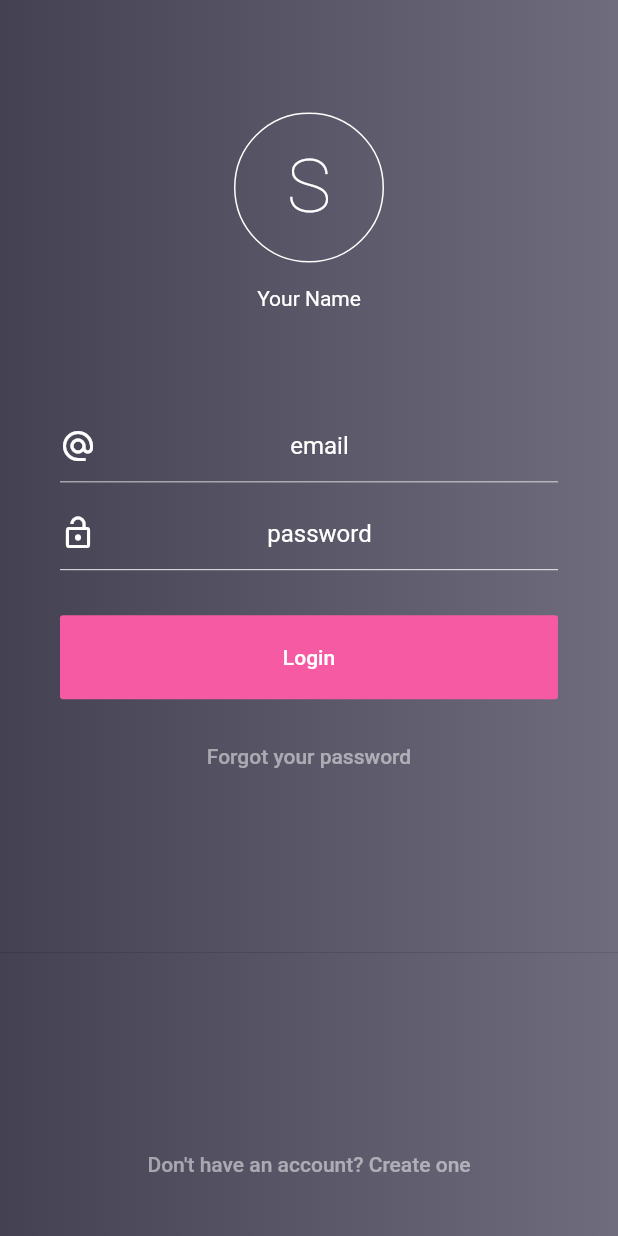
After one commit to shohiebsense/Flutter_BasicLayoutAndNavigation-s-, a Flutter app: the LoginWidget screen opened directly, on a phone screen of 412 x 824 dp. The commit adds this screen. Run offline on Flutter 3.47's test engine with Material 2 defaults, Android fonts, the phone set to English and light mode, and no system bars.

Commit message:
added login layout

```diff
--- /dev/null
+++ b/lib/login_layout/login_widget.dart
@@ -0,0 +1,223 @@
+import 'package:flutter/material.dart';
+
+class LoginWidget extends StatelessWidget {
+  final Color backgroundColor1;
+  final Color backgroundColor2;
+  final Color highlightColor;
+  final Color foregroundColor;
+  final AssetImage logo;
+
+  LoginWidget(
+      {Key k,
+      this.backgroundColor1,
+      this.backgroundColor2,
+      this.highlightColor,
+      this.foregroundColor,
+      this.logo});
+
+  @override
+  Widget build(BuildContext context) {
+    return Scaffold(
+        resizeToAvoidBottomPadding: false,
+        body: Container(
+            child: Container(
+          decoration: new BoxDecoration(
+            gradient: new LinearGradient(
+                begin: Alignment.centerLeft,
+                end: new Alignment(1.0, 0.0),
+                colors: [this.backgroundColor1, this.backgroundColor2],
+                tileMode: TileMode.repeated),
+          ),
+          height: MediaQuery.of(context).size.height,
+          child: Column(
+            children: <Widget>[
+              Container(
+                padding: const EdgeInsets.only(top: 75.0, bottom: 50.0),
+                child: Center(
+                  child: new Column(
+                    children: <Widget>[
+                      Container(
+                        height: 100.0,
+                        width: 100.0,
+                        child: new CircleAvatar(
+                          backgroundColor: Colors.transparent,
+                          foregroundColor: this.foregroundColor,
+                          radius: 100.0,
+                          child: new Text(
+                            "S",
+                            style: TextStyle(
+                              fontSize: 50.0,
+                              fontWeight: FontWeight.w100,
+                            ),
+                          ),
+                        ),
+                        decoration: BoxDecoration(
+                          border: Border.all(
+                            color: this.foregroundColor,
+                            width: 1.0,
+                          ),
+                          shape: BoxShape.circle,
+                          //image: DecorationImage(image: this.logo)
+                        ),
+                      ),
+                      new Padding(
+                        padding: const EdgeInsets.all(16.0),
+                        child: new Text(
+                          "Your Name",
+                          style: TextStyle(color: this.foregroundColor),
+                        ),
+                      )
+                    ],
+                  ),
+                ),
+              ),
+              new Container(
+                width: MediaQuery.of(context).size.width,
+                margin: const EdgeInsets.only(left: 40.0, right: 40.0),
+                alignment: Alignment.center,
+                decoration: BoxDecoration(
+                  border: Border(
+                    bottom: BorderSide(
+                        color: this.foregroundColor,
+                        width: 0.5,
+                        style: BorderStyle.solid),
+                  ),
+                ),
+                padding: const EdgeInsets.only(left: 0.0, right: 10.0),
+                child: new Row(
+                  crossAxisAlignment: CrossAxisAlignment.center,
+                  mainAxisAlignment: MainAxisAlignment.spaceBetween,
+                  children: <Widget>[
+                    new Padding(
+                      padding:
+                          EdgeInsets.only(top: 10.0, bottom: 10.0, right: 00.0),
+                      child: Icon(
+                        Icons.alternate_email,
+                        color: this.foregroundColor,
+                      ),
+                    ),
+                    new Expanded(
+                      child: TextField(
+                        textAlign: TextAlign.center,
+                        decoration: InputDecoration(
+                          border: InputBorder.none,
+                          hintText: 'email',
+                          hintStyle: TextStyle(color: this.foregroundColor),
+                        ),
+                      ),
+                    ),
+                  ],
+                ),
+              ),
+              Container(
+                width: MediaQuery.of(context).size.width,
+                margin:
+                    const EdgeInsets.only(left: 40.0, right: 40.0, top: 10.0),
+                alignment: Alignment.center,
+                decoration: BoxDecoration(
+                  border: Border(
+                    bottom: BorderSide(
+                        color: this.foregroundColor,
+                        width: 0.6,
+                        style: BorderStyle.solid),
+                  ),
+                ),
+                padding: const EdgeInsets.only(left: 0.0, right: 10.0),
+                child: Row(
+                  crossAxisAlignment: CrossAxisAlignment.center,
+                  mainAxisAlignment: MainAxisAlignment.spaceBetween,
+                  children: <Widget>[
+                    new Padding(
+                      padding:
+                          EdgeInsets.only(top: 10.0, bottom: 10.0, right: 00.0),
+                      child: Icon(Icons.lock_open, color: this.foregroundColor),
+                    ),
+                    Expanded(
+                      child: TextField(
+                        obscureText: true,
+                        textAlign: TextAlign.center,
+                        decoration: InputDecoration(
+                          border: InputBorder.none,
+                          hintText: 'password',
+                          hintStyle: TextStyle(color: this.foregroundColor),
+                        ),
+                      ),
+                    ),
+                  ],
+                ),
+              ),
+              Container(
+                width: MediaQuery.of(context).size.width,
+                margin:
+                    const EdgeInsets.only(left: 40.0, right: 40.0, top: 30.0),
+                alignment: Alignment.center,
+                child: Row(
+                  children: <Widget>[
+                    Expanded(
+                      child: FlatButton(
+                        padding: const EdgeInsets.symmetric(
+                            vertical: 20.0, horizontal: 20.0),
+                        color: this.highlightColor,
+                        onPressed: () => {},
+                        child: Text(
+                          "Login",
+                          style: TextStyle(color: this.foregroundColor),
+                        ),
+                      ),
+                    ),
+                  ],
+                ),
+              ),
+              Container(
+                width: MediaQuery.of(context).size.width,
+                margin:
+                    const EdgeInsets.only(left: 40.0, right: 40.0, top: 10.0),
+                alignment: Alignment.center,
+                child: Row(
+                  children: <Widget>[
+                    Expanded(
+                      child: FlatButton(
+                          padding: const EdgeInsets.symmetric(
+                              vertical: 20.0, horizontal: 20.0),
+                          color: Colors.transparent,
+                          onPressed: () => {},
+                          child: Text(
+                            'Forgot your password',
+                            style: TextStyle(
+                                color: this.foregroundColor.withOpacity(0.5)),
+                          )),
+                    ),
+                  ],
+                ),
+              ),
+              Expanded(
+                child: Divider(),
+              ),
+              Container(
+                width: MediaQuery.of(context).size.width,
+                margin: const EdgeInsets.only(
+                    left: 40.0, right: 40.0, top: 10.0, bottom: 20.0),
+                alignment: Alignment.center,
+                child: Row(
+                  children: <Widget>[
+                    Expanded(
+                      child: FlatButton(
+                        padding: const EdgeInsets.symmetric(
+                            vertical: 20.0, horizontal: 20.0),
+                        color: Colors.transparent,
+                        onPressed: () => {},
+                        child: Text(
+                          "Don't have an account? Create one",
+                          style: TextStyle(
+                              color: this.foregroundColor.withOpacity(0.5)),
+                        ),
+                      ),
+                    ),
+                  ],
+                ),
+              )
+            ],
+          ),
+        )));
+  }
+}
--- a/lib/main_layout_item.dart
+++ b/lib/main_layout_item.dart
@@ -7,6 +7,4 @@ class LayoutItem extends StatefulWidget {
     // TODO: implement createState
     return new LayoutItemsState();
   }
-
-
 }
--- a/lib/main_layout_item_state.dart
+++ b/lib/main_layout_item_state.dart
@@ -1,5 +1,6 @@
 import 'package:flutter/material.dart';
 import 'package:flutter_layouts/chat_layout/chat_state_widget.dart';
+import 'package:flutter_layouts/login_layout/login_widget.dart';
 import 'package:flutter_layouts/main_layout_item.dart';
 import 'package:flutter_layouts/first_next_layout/page_two.dart';
 import 'package:flutter_layouts/returning_data/returning_data_screen.dart';
@@ -17,6 +18,7 @@ class LayoutItemsState extends State<LayoutItem> {
     _layoutNames.add("Nasruddin");
     _layoutNames.add("Returning Data (On Actv Result)");
     _layoutNames.add("Chat Layout");
+    _layoutNames.add("Login Layout");
   }
 
   @override
@@ -78,6 +80,18 @@ Widget _populateLayoutStrings(){
             .push(MaterialPageRoute(builder: (BuildContext context){
               return ChatStateWidget();
         }));
+        break;
+      case 5:
+        Navigator.of(context)
+            .push(MaterialPageRoute(builder: (BuildContext context){
+            return LoginWidget(
+              backgroundColor1: Color(0xFF444152),
+              backgroundColor2: Color(0xFF6f6c7d),
+              highlightColor: Color(0xfff65aa3),
+              foregroundColor: Colors.white,
+              logo: new AssetImage("assets/images/full-bloom.png"),);
+        }));
+        break;
     }
   }
 
```
Also changed, not shown: images/full-bloom.png (added).
